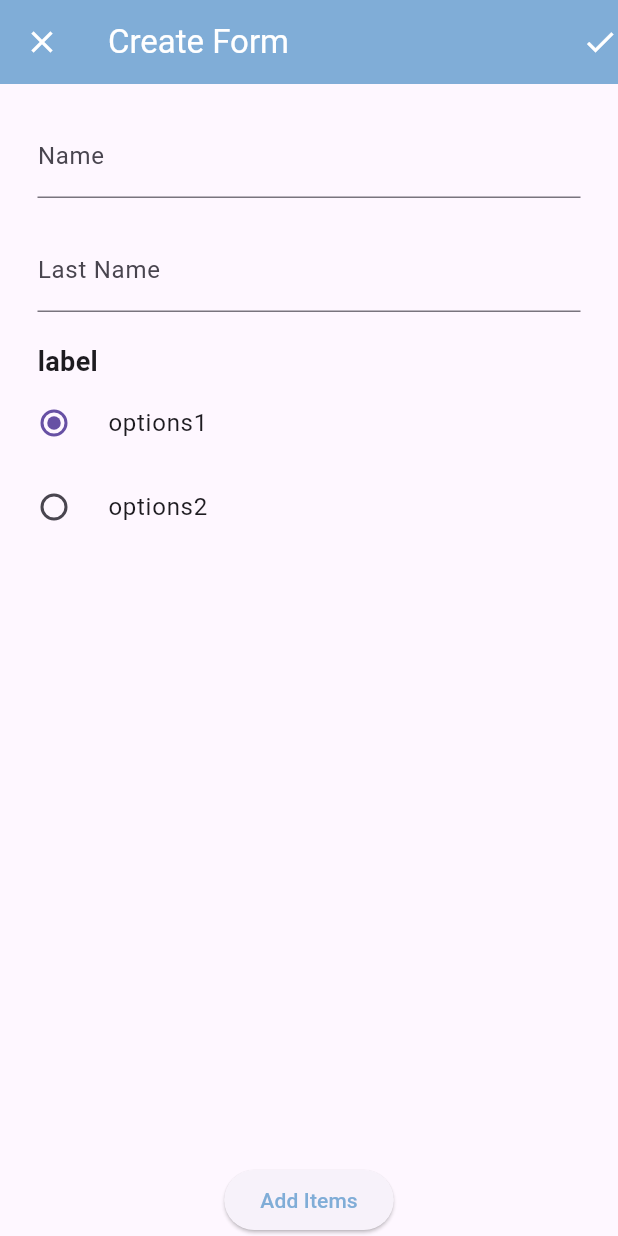
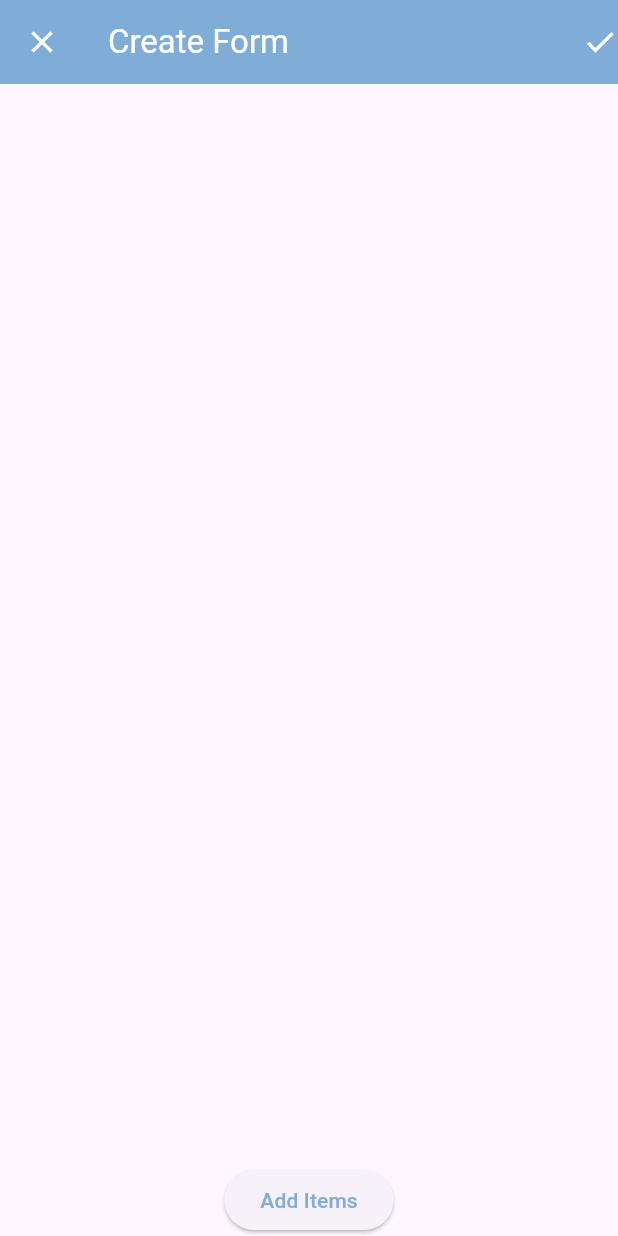
Before and after one commit to WildKoala23/Softshares, a Flutter app: the screen it shows after launch, on a phone screen of 412 x 824 dp. Run offline on Flutter 3.47's test engine with Material 3 defaults, Android fonts, the phone set to English and light mode, and no system bars; our stand-ins replace google_fonts, table_calendar; missing offline and left inert: dev_icons.

Commit message:
costum radioBtn completed and createForm functional

```diff
--- a/lib/Components/customRadioBtn.dart
+++ b/lib/Components/customRadioBtn.dart
@@ -12,12 +12,16 @@ class customRadioBtn extends StatefulWidget {
 }
 
 class _CustomRadioBtnState extends State<customRadioBtn> {
-  late String selectedOption; // Initialize selectedOption
+  late String currentOption;
 
   @override
   void initState() {
     super.initState();
-    selectedOption = widget.options.first; // Initialize to the first option
+    currentOption = widget.options[0];
+    /*Remove null char at the end of list */
+    if (widget.options.length > 1) {
+      widget.options.removeLast();
+    }
   }
 
   @override
@@ -40,10 +44,10 @@ class _CustomRadioBtnState extends State<customRadioBtn> {
             return RadioListTile(
               title: Text(option),
               value: option,
-              groupValue: selectedOption,
+              groupValue: currentOption,
               onChanged: (value) {
                 setState(() {
-                  selectedOption = value.toString();
+                  currentOption = value.toString();
                 });
               },
             );
--- a/lib/Components/customTextField.dart
+++ b/lib/Components/customTextField.dart
@@ -12,6 +12,7 @@ class customTextField extends StatefulWidget {
 
 class _CustomTextFieldState extends State<customTextField> {
   final TextEditingController labelController = TextEditingController();
+
 
   @override
   void dispose() {
--- a/lib/Pages/createFrom.dart
+++ b/lib/Pages/createFrom.dart
@@ -20,18 +20,16 @@ const List<String> options = [
   "TextField",
   "Number Input"
 ];
+List<Widget> formItens = [];
 
 class _MyWidgetState extends State<createForm> {
-  List<Widget> formItens = [];
+
   String currentOption = options[0];
 
-  @override
-  void initState() {
-    super.initState();
-    formItens.add(customTextField(label: 'Name'));
-    formItens.add(customTextField(label: 'Last Name'));
-    formItens
-        .add(customRadioBtn(label: 'label', options: ['options1', 'options2']));
+  void addItemToList(Widget item) {
+    setState(() {
+      formItens.add(item);
+    });
   }
 
   @override
@@ -83,7 +81,7 @@ class _MyWidgetState extends State<createForm> {
       backgroundColor: widget.appBarColor,
       foregroundColor: widget.appBarFont,
       leading: IconButton(
-        icon: Icon(Icons.close),
+        icon: const Icon(Icons.close),
         onPressed: () {
           Navigator.pop(context);
         },
@@ -161,7 +159,7 @@ class _MyWidgetState extends State<createForm> {
                           options: result["options"]);
                     }
                     break;
-                  /*case "Checkbox":
+                  case "Checkbox":
                     print(currentOption);
                     break;
                   case "TextField":
@@ -169,14 +167,13 @@ class _MyWidgetState extends State<createForm> {
                     break;
                   case "Number Input":
                     print(currentOption);
-                    break;*/
+                    break;
                 }
                 /*Add new item to the form list*/
                 if (item != null) {
-                  setState(() {
-                    formItens.add(item!);
-                  });
+                  addItemToList(item);
                 }
+                Navigator.pop(context);
               },
               child: Container(
                 width: 150,
```
Also changed, not shown: lib/main.dart (line endings or trailing spaces).
